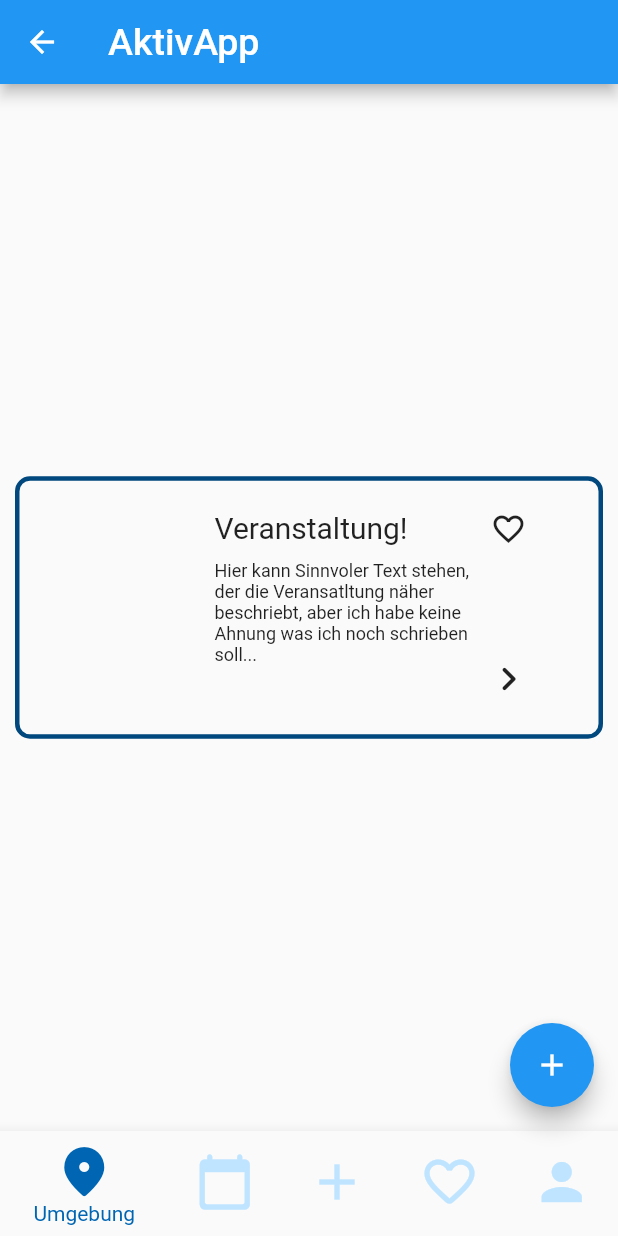
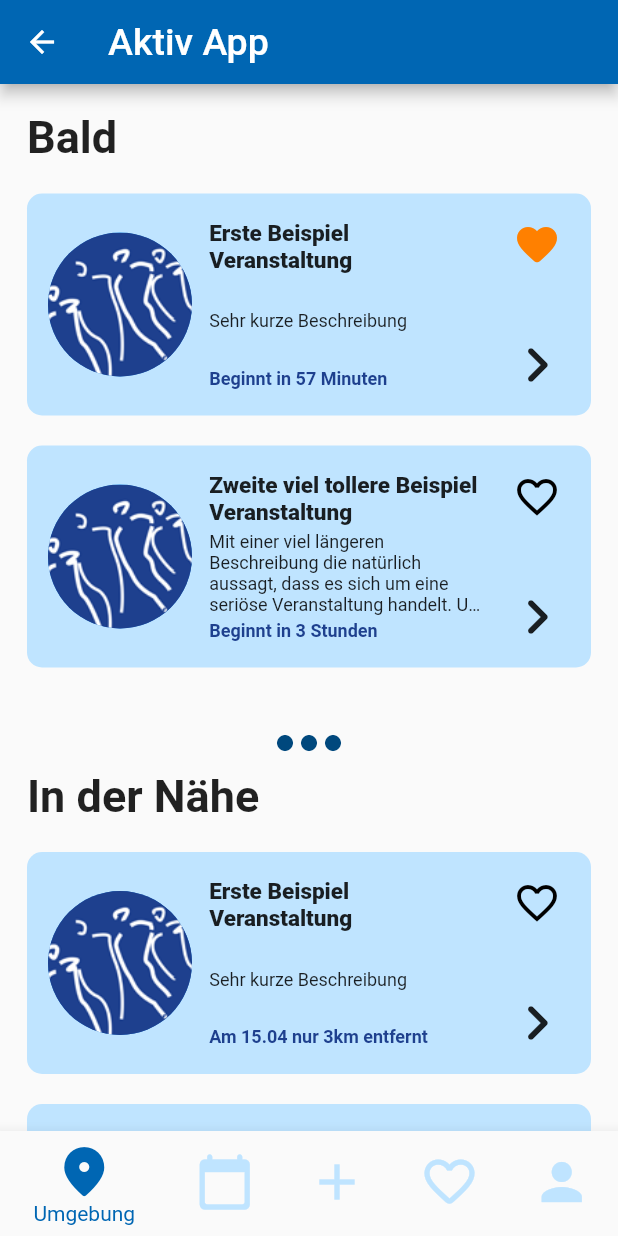
Before and after one commit to FeFi7/Aktiv-App, a Flutter app: the screen it shows after launch, after a tap on "Ohne Anmeldung fortfahren", on a phone screen of 412 x 824 dp. Run offline on Flutter 3.47's test engine with Material 2 defaults, Android fonts, the phone set to English and light mode, and no system bars.

Commit message:
Veranstaltung's Vorschau
- Widget für die Vorschau einer Veranstaltung erstellt
- Widget für einer Listendarstellung der Veranstaltung's Vorschau erstellt
- Datei Struktur geändert (Meine aktuellen Dateien sind jetzt in /Views/defaults/)

```diff
--- a/client/lib/Views/Home.dart
+++ b/client/lib/Views/Home.dart
@@ -1,15 +1,13 @@
 import 'package:aktiv_app_flutter/Provider/ClickerProvider.dart';
+import 'package:aktiv_app_flutter/Views/environment/environment_view.dart';
 import 'package:flutter/material.dart';
 import 'package:provider/provider.dart';
 
 import 'Clicker.dart';
-import 'color_palette.dart';
-import 'event_preview_box.dart';
+import 'defaults/color_palette.dart';
 
 class HomePage extends StatefulWidget {
-  HomePage({Key key, this.title}) : super(key: key);
-
-  final String title;
+  HomePage({Key key}) : super(key: key);
 
   @override
   _HomePageState createState() => _HomePageState();
@@ -22,7 +20,7 @@ class _HomePageState extends State<HomePage> {
   static const TextStyle optionStyle =
       TextStyle(fontSize: 30, fontWeight: FontWeight.bold);
   static const List<Widget> _widgetOptions = <Widget>[
-    EventPreviewBox(),
+    EnvironmentView(),
     Clicker(),
     Text(
       'Erstellen',
@@ -48,7 +46,8 @@ class _HomePageState extends State<HomePage> {
   Widget build(BuildContext context) {
     return Scaffold(
       appBar: AppBar(
-          title: Text(widget.title, style: TextStyle(fontSize: 25)),
+        backgroundColor: ColorPalette.endeavour.rgb,
+        title: Text('Aktiv App', style: TextStyle(fontSize: 25)),
       ),
       body: Center(
         child: _widgetOptions.elementAt(_selectedIndex),
@@ -70,7 +69,7 @@ class _HomePageState extends State<HomePage> {
           ),
           BottomNavigationBarItem(
             icon: Icon(Icons.favorite_border_rounded),
-              label: 'Vermerkt',
+            label: 'Favoriten',
           ),
           BottomNavigationBarItem(
             icon: Icon(Icons.person),
@@ -82,11 +81,12 @@ class _HomePageState extends State<HomePage> {
         unselectedItemColor: ColorPalette.french_pass.rgb,
         onTap: _onItemTapped,
       ),
-        floatingActionButton: FloatingActionButton(
-          onPressed: Provider.of<ClickerProvider>(context, listen: false)
-              .incrementCounter,
-          tooltip: 'Increment',
-          child: Icon(Icons.add),
-        ));
+      // floatingActionButton: FloatingActionButton(
+      //   onPressed: Provider.of<ClickerProvider>(context, listen: false)
+      //       .incrementCounter,
+      //   tooltip: 'Increment',
+      //   child: Icon(Icons.add),
+      // )
+    );
   }
 }
--- /dev/null
+++ b/client/lib/Views/defaults/event_preview_box.dart
@@ -0,0 +1,127 @@
+import 'package:aktiv_app_flutter/Views/defaults/color_palette.dart';
+import 'package:flutter/material.dart';
+
+class EventPreviewBox extends StatefulWidget {
+  final int id;
+  final String titel;
+  final String description;
+  final String additive;
+  bool liked;
+
+  EventPreviewBox(
+      this.id, this.titel, this.description, this.additive, this.liked);
+
+  @override
+  _EventPreviewBoxState createState() => _EventPreviewBoxState();
+}
+
+class _EventPreviewBoxState extends State<EventPreviewBox> {
+  @override
+  Widget build(BuildContext context) {
+    return FractionallySizedBox(
+      widthFactor: 1,
+      // heightFactor: 0.2,
+      child: Container(
+        margin: const EdgeInsets.all(10.0),
+        padding: const EdgeInsets.all(10.0),
+        decoration: BoxDecoration(
+          // border: Border.all(
+          //   color: Color(0xFF00487d),
+          //   width: 3,
+          // ), Finde es ohne
+          borderRadius:
+              BorderRadius.all(Radius.circular(10.0)), // rundung der border
+          color: ColorPalette.french_pass.rgb,
+        ),
+        child: SizedBox(
+          height: 128,
+          child: Row(
+            mainAxisAlignment: MainAxisAlignment.spaceEvenly,
+            children: <Widget>[
+              SizedBox(
+                height: 100,
+                width: 100,
+                child: Container(
+                  margin: const EdgeInsets.all(2.0),
+
+                  child: CircleAvatar(
+                    backgroundImage: AssetImage("assets/images/lq_logo_klein.png"), //Bild muss noch dynamisch werden
+                  ),
+                ),
+              ),
+              Container(
+                width: 200,
+                padding: const EdgeInsets.all(7.5),
+                child: Column(
+                  mainAxisAlignment: MainAxisAlignment.spaceBetween,
+                  children: <Widget>[
+                    Container(
+                        child: Align(
+                            alignment: Alignment.topLeft,
+                            child: Text(
+                              widget.titel,
+                              style: TextStyle(
+                                  fontSize: 15, fontWeight: FontWeight.w800),
+                              maxLines: 2,
+                              overflow: TextOverflow.ellipsis,
+                            ))),
+                    Container(
+                        child: Align(
+                      alignment: Alignment.centerLeft,
+                      child: Text(
+                        widget.description,
+                        style: TextStyle(fontSize: 12),
+                        maxLines: 4,
+                        overflow: TextOverflow
+                            .ellipsis, //Mach ... bei zu langem Texts
+                      ),
+                    )),
+                    Container(
+                        child: Align(
+                      alignment: Alignment.bottomLeft,
+                      child: Text(
+                        widget.additive,
+                        style: TextStyle(
+                            fontSize: 12,
+                            fontWeight: FontWeight.w600,
+                            color: ColorPalette.torea_bay.rgb),
+                        maxLines: 1,
+                        overflow: TextOverflow.ellipsis,
+                      ),
+                    ))
+                  ],
+                ),
+              ),
+              Container(
+                child: Column(
+                  mainAxisAlignment: MainAxisAlignment.spaceBetween,
+                  children: <Widget>[
+                    IconButton(icon: Icon(
+                      widget.liked
+                          ? Icons.favorite_rounded
+                          : Icons.favorite_border,
+                      color: widget.liked
+                          ? ColorPalette.orange.rgb
+                          : ColorPalette.black.rgb,
+                      size: 32,
+                    ), onPressed: () {
+                      /** Hier noch mit Backend verbinden,
+                       * dass die Veranstaltung geliked wurde */
+                      setState(() {
+                        widget.liked = !widget.liked;
+                      });
+                    }),
+                    Icon(
+                      Icons.chevron_right_rounded,
+                      size: 48,
+                    ),
+                  ],
+                ),
+              ),
+            ],
+          ),
+        ),
+      ),
+    );
+  }
+}
--- /dev/null
+++ b/client/lib/Views/defaults/event_preview_list.dart
@@ -0,0 +1,98 @@
+import 'package:aktiv_app_flutter/Views/Home.dart';
+
+import 'color_palette.dart';
+import 'event_preview_box.dart';
+import 'package:flutter/material.dart';
+
+class EventPreviewList extends StatefulWidget {
+  final List<Widget> widgetList;
+
+  EventPreviewList(this.widgetList);
+
+  @override
+  _EventPreviewListState createState() => _EventPreviewListState();
+
+  void addEventPreview(EventPreviewBox previewBox) {
+    widgetList.insert(0, previewBox);
+  }
+
+  void addListExtensionDots() {
+    widgetList.insert(0, PreviewListDots());
+  }
+}
+
+class _EventPreviewListState extends State<EventPreviewList> {
+  _EventPreviewListState();
+
+  void addEventPreview(EventPreviewBox previewBox) {
+    setState(() {});
+  }
+
+  void addListExtensionDots() {
+    setState(() {});
+  }
+
+  @override
+  Widget build(BuildContext context) {
+    return Container(
+      child: ListView.builder(
+          padding: const EdgeInsets.all(8),
+          itemCount: widget.widgetList.length,
+          itemBuilder: (BuildContext context, int index) {
+            return widget.widgetList[index];
+          }),
+    );
+  }
+}
+
+class PreviewListDots extends StatefulWidget {
+  @override
+  _PreviewListDotsState createState() => _PreviewListDotsState();
+}
+
+class _PreviewListDotsState extends State<PreviewListDots> {
+  @override
+  Widget build(BuildContext context) {
+    return Container(
+      child: IconButton(
+          icon: Icon(
+            Icons.more_horiz,
+            color: ColorPalette.congress_blue.rgb,
+            size: 64,
+          ),
+          onPressed: () {
+            Navigator.push(
+              context,
+              MaterialPageRoute(
+                builder: (context) {
+                  return HomePage(); /* Hier muss sich noch was ausgedacht werdem
+                  wie man auf eine weitere Liste verweist, die aber immer noch
+                  im Untermenü Umgebung auftaucht & nicht ein ganz neues Widget ist */
+                },
+              ),
+            );
+          }),
+    );
+  }
+}
+
+class PreviewListHeading extends StatefulWidget {
+  final String heading;
+  final TextStyle style = TextStyle(fontSize: 30, fontWeight: FontWeight.bold);
+
+  PreviewListHeading(this.heading);
+
+  @override
+  _PreviewListHeadingState createState() => _PreviewListHeadingState();
+}
+
+class _PreviewListHeadingState extends State<PreviewListHeading> {
+  @override
+  Widget build(BuildContext context) {
+    return Container(
+      child: Container(
+          padding: const EdgeInsets.all(10.0),
+          child: Text(widget.heading, style: widget.style)),
+    );
+  }
+}
--- /dev/null
+++ b/client/lib/Views/environment/environment_view.dart
@@ -0,0 +1,47 @@
+import 'package:aktiv_app_flutter/Views/defaults/event_preview_box.dart';
+import 'package:aktiv_app_flutter/Views/defaults/event_preview_list.dart';
+import 'package:flutter/material.dart';
+
+//Aktuell noch ne dummy Klasse
+
+class EnvironmentView extends StatelessWidget {
+  const EnvironmentView();
+
+  @override
+  Widget build(BuildContext context) {
+    List<Widget> widgetList = <Widget>[
+      PreviewListHeading('Bald'),
+      EventPreviewBox(1, 'Erste Beispiel Veranstaltung',
+          'Sehr kurze Beschreibung', 'Beginnt in 57 Minuten', true),
+      EventPreviewBox(
+          1,
+          'Zweite viel tollere Beispiel Veranstaltung',
+          'Mit einer viel längeren Beschreibung die natürlich aussagt, dass es sich um eine seriöse Veranstaltung handelt. Und mit zu viel Text xD',
+          'Beginnt in 3 Stunden',
+          false),
+      PreviewListDots(),
+      PreviewListHeading('In der Nähe'),
+      EventPreviewBox(1, 'Erste Beispiel Veranstaltung',
+          'Sehr kurze Beschreibung', 'Am 15.04 nur 3km entfernt', false),
+      EventPreviewBox(
+          1,
+          'Zweite viel tollere Beispiel Veranstaltung',
+          'Mit einer viel längeren Beschreibung die natürlich aussagt, dass es sich um eine seriöse Veranstaltung handelt. Und mit zu viel Text xD',
+          'Am 20.04 nur 7km entfernt',
+          false),
+      PreviewListDots()
+    ];
+
+    // widgetList.add();
+
+    EventPreviewList list = EventPreviewList(widgetList);
+    // widgetList.add();
+
+    //list.addEventPreview(EventPreviewBox(1, 'Zusatz Veranstaaltung', 'Beschriebung', 'Zusatz Infos'));
+    // list.addExtenionListDots(EventPreviewList());
+
+    return Container(
+      child: list,
+    );
+  }
+}
--- a/client/lib/Views/event_preview_box.dart
+++ /dev/null
@@ -1,80 +0,0 @@
-import 'package:flutter/material.dart';
-
-class EventPreviewBox extends StatefulWidget {
-  const EventPreviewBox();
-
-  @override
-  _EventPreviewBoxState createState() => _EventPreviewBoxState();
-}
-
-class _EventPreviewBoxState extends State<EventPreviewBox> {
-  int id;
-  var titel;
-  var description;
-  var contact;
-
-  @override
-  Widget build(BuildContext context) {
-    return Container(
-      width: 500,
-      height: 175,
-      padding: const EdgeInsets.all(20.0),
-      margin: const EdgeInsets.all(10.0),
-      decoration: BoxDecoration(
-        border: Border.all(
-          color: Color(0xFF00487d),
-          width: 3,
-        ),
-        borderRadius:
-            BorderRadius.all(Radius.circular(10.0)), // rundung der border
-        //color: const Color.fromRGBO(19, 12, 117, 1.0),
-      ),
-      child: Row(
-        children: <Widget>[
-          Align(
-            alignment: Alignment.centerLeft,
-            child: Container(width: 100, height: 100),
-          ),
-          Column(
-            children: <Widget>[
-              Container(
-                width: 170,
-                child: Align(
-                  alignment: Alignment.centerLeft,
-                  child: Text('Veranstaltung!', style: TextStyle(fontSize: 20)),
-                ),
-              ),
-              Container(
-                  width: 190,
-                  padding: const EdgeInsets.all(10.0),
-                  child: Align(
-                    alignment: Alignment.centerLeft,
-                    child: Text(
-                        'Hier kann Sinnvoler Text stehen, der die Veransatltung näher beschriebt, aber ich habe keine Ahnung was ich noch schrieben soll...',
-                        style: TextStyle(fontSize: 12)),
-                  ))
-            ],
-          ),
-          Column(
-            children: <Widget>[
-              Align(
-                heightFactor: 4,
-                alignment: Alignment.topRight,
-                child: Icon(
-                  Icons.favorite_border,
-                ),
-              ),
-              Align(
-                alignment: Alignment.bottomRight,
-                child: Icon(
-                  Icons.chevron_right_rounded,
-                  size: 32,
-                ),
-              ),
-            ],
-          )
-        ],
-      ),
-    );
-  }
-}
--- a/client/lib/components/account_vorhanden_check.dart
+++ b/client/lib/components/account_vorhanden_check.dart
@@ -1,4 +1,4 @@
-import 'package:aktiv_app_flutter/Views/color_palette.dart';
+import 'package:aktiv_app_flutter/Views/defaults/color_palette.dart';
 import 'package:flutter/material.dart';
 
 class AccountBereitsVorhandenCheck extends StatelessWidget {
--- a/client/lib/components/rounded_input_field.dart
+++ b/client/lib/components/rounded_input_field.dart
@@ -1,5 +1,5 @@
 import 'package:aktiv_app_flutter/components/text_field_container.dart';
-import 'package:aktiv_app_flutter/Views/color_palette.dart';
+import 'package:aktiv_app_flutter/Views/defaults/color_palette.dart';
 import 'package:flutter/material.dart';
 
 class RoundedInputField extends StatelessWidget {
--- a/client/lib/components/rounded_password_field.dart
+++ b/client/lib/components/rounded_password_field.dart
@@ -1,5 +1,5 @@
 import 'package:aktiv_app_flutter/components/text_field_container.dart';
-import 'package:aktiv_app_flutter/Views/color_palette.dart';
+import 'package:aktiv_app_flutter/Views/defaults/color_palette.dart';
 import 'package:flutter/material.dart';
 
 class RoundedPasswordField extends StatelessWidget {
--- a/client/lib/components/text_field_container.dart
+++ b/client/lib/components/text_field_container.dart
@@ -1,4 +1,4 @@
-import 'package:aktiv_app_flutter/Views/color_palette.dart';
+import 'package:aktiv_app_flutter/Views/defaults/color_palette.dart';
 import 'package:flutter/material.dart';
 
 class TextFieldContainer extends StatelessWidget {
--- a/client/lib/views/login/components/background.dart
+++ b/client/lib/views/login/components/background.dart
@@ -1,4 +1,4 @@
-import 'package:aktiv_app_flutter/Views/color_palette.dart';
+import 'package:aktiv_app_flutter/Views/defaults/color_palette.dart';
 import 'package:flutter/material.dart';
 
 class Background extends StatelessWidget {
--- a/client/lib/views/login/components/body.dart
+++ b/client/lib/views/login/components/body.dart
@@ -2,7 +2,7 @@ import 'package:aktiv_app_flutter/Views/Login/components/background.dart';
 import 'package:aktiv_app_flutter/components/rounded_input_field.dart';
 import 'package:aktiv_app_flutter/components/rounded_password_field.dart';
 import 'package:aktiv_app_flutter/Views/Registrieren/registrieren_screen.dart';
-import 'package:aktiv_app_flutter/Views/color_palette.dart';
+import 'package:aktiv_app_flutter/Views/defaults/color_palette.dart';
 import 'package:aktiv_app_flutter/components/account_vorhanden_check.dart';
 import 'package:aktiv_app_flutter/components/rounded_button.dart';
 import 'package:aktiv_app_flutter/main.dart';
@@ -58,9 +58,7 @@ class Body extends StatelessWidget {
                     context,
                     MaterialPageRoute(
                       builder: (context) {
-                        return HomePage(
-                          title: "AktivApp",
-                        );
+                        return HomePage();
                       },
                     ),
                   );
--- a/client/lib/views/registrieren/components/background.dart
+++ b/client/lib/views/registrieren/components/background.dart
@@ -1,4 +1,4 @@
-import 'package:aktiv_app_flutter/Views/color_palette.dart';
+import 'package:aktiv_app_flutter/Views/defaults/color_palette.dart';
 import 'package:flutter/material.dart';
 
 class Background extends StatelessWidget {
--- a/client/lib/views/registrieren/components/body.dart
+++ b/client/lib/views/registrieren/components/body.dart
@@ -2,7 +2,7 @@ import 'package:aktiv_app_flutter/components/rounded_input_field.dart';
 import 'package:aktiv_app_flutter/components/rounded_password_field.dart';
 import 'package:aktiv_app_flutter/Views/Login/login_screen.dart';
 import 'package:aktiv_app_flutter/Views/Registrieren/components/background.dart';
-import 'package:aktiv_app_flutter/Views/color_palette.dart';
+import 'package:aktiv_app_flutter/Views/defaults/color_palette.dart';
 import 'package:aktiv_app_flutter/Views/welcome_screen.dart';
 import 'package:aktiv_app_flutter/components/account_vorhanden_check.dart';
 import 'package:aktiv_app_flutter/components/rounded_button.dart';
--- a/client/lib/views/welcome_screen.dart
+++ b/client/lib/views/welcome_screen.dart
@@ -2,7 +2,7 @@ import 'dart:async';
 import 'package:aktiv_app_flutter/components/rounded_button.dart';
 import 'package:flutter/material.dart';
 import 'Home.dart';
-import 'color_palette.dart';
+import 'defaults/color_palette.dart';
 import 'Login/login_screen.dart';
 
 class WelcomeScreen extends StatefulWidget {
@@ -71,9 +71,7 @@ class _WelcomeScreen extends State<WelcomeScreen> {
                     context,
                     MaterialPageRoute(
                       builder: (context) {
-                        return HomePage(
-                          title: "AktivApp",
-                        );
+                        return HomePage();
                       },
                     ),
                   );
--- a/client/pubspec.yaml
+++ b/client/pubspec.yaml
@@ -50,7 +50,7 @@ flutter:
   # To add assets to your application, add an assets section, like this:
   assets:
     - assets/images/
-    - assets/icons/
+  #  - assets/icons/
   #   - images/a_dot_burr.jpeg
   #   - images/a_dot_ham.jpeg
 
```
Also changed, not shown: client/lib/Views/defaults/color_palette.dart (renamed from client/lib/Views/color_palette.dart). Lines whose indentation alone changed are shown as unchanged.
